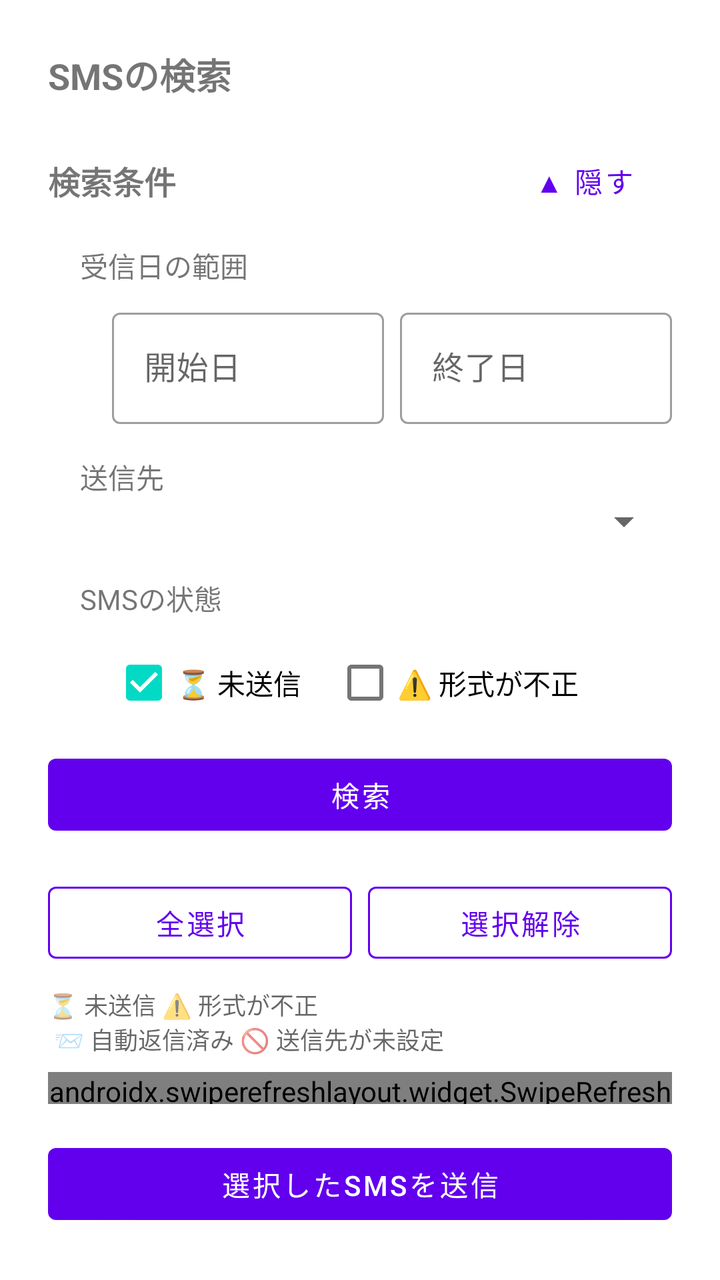
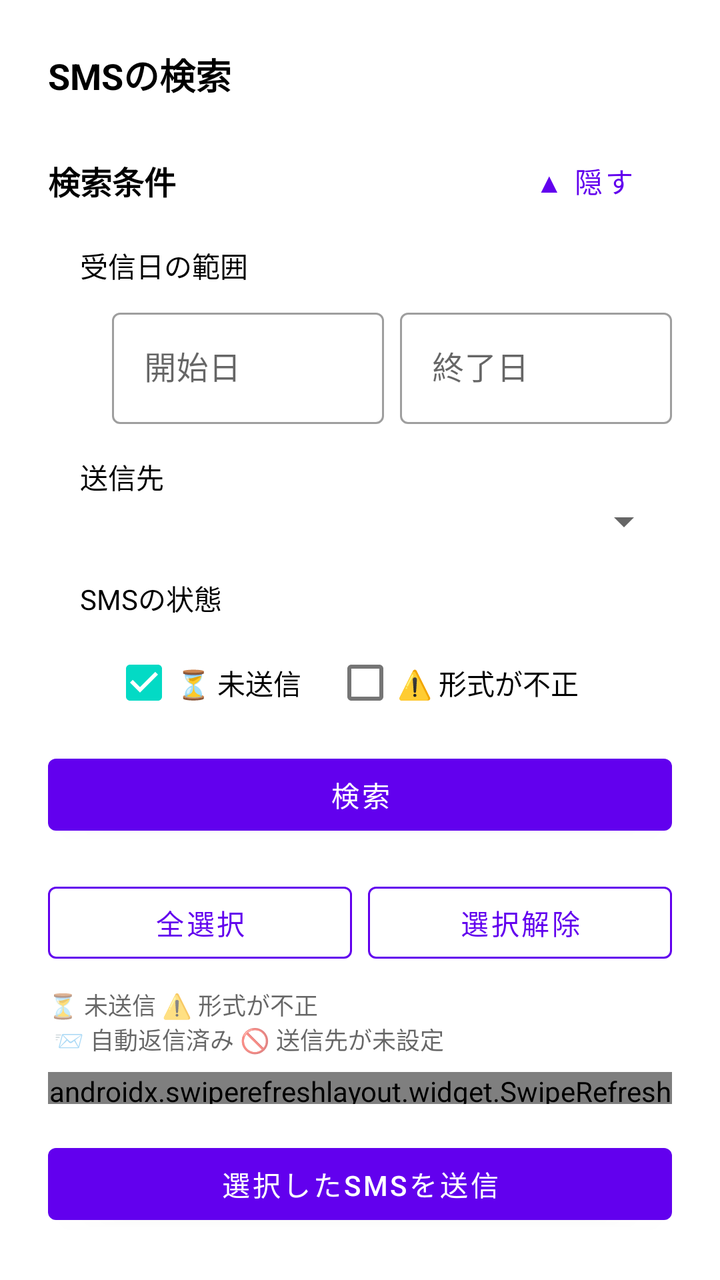

Screens rendered from an Android XML layout before and after an edit, with the pre-edit source and the edit as a unified diff.
<!-- AndroidManifest.xml: application theme Theme.SmsToKintone -->
<!-- res/layout/activity_sms_search.xml -->
<?xml version="1.0" encoding="utf-8"?>
<LinearLayout xmlns:android="http://schemas.android.com/apk/res/android"
    xmlns:app="http://schemas.android.com/apk/res-auto"
    android:layout_width="match_parent"
    android:layout_height="match_parent"
    android:orientation="vertical"
    android:padding="24dp">

    <TextView
        android:layout_width="wrap_content"
        android:layout_height="wrap_content"
        android:layout_marginBottom="16dp"
        android:text="@string/title_sms_search"
        android:textSize="18sp"
        android:textStyle="bold" />

    <LinearLayout
        android:id="@+id/layoutPermissionRequired"
        android:layout_width="match_parent"
        android:layout_height="wrap_content"
        android:layout_marginBottom="16dp"
        android:orientation="vertical"
        android:visibility="gone">

        <TextView
            android:layout_width="wrap_content"
            android:layout_height="wrap_content"
            android:layout_marginBottom="8dp"
            android:text="@string/label_sms_read_permission_required" />
    </LinearLayout>

    <LinearLayout
        android:id="@+id/layoutSearchForm"
        android:layout_width="match_parent"
        android:layout_height="0dp"
        android:layout_weight="1"
        android:orientation="vertical">

        <LinearLayout
            android:layout_width="match_parent"
            android:layout_height="wrap_content"
            android:layout_marginBottom="8dp"
            android:orientation="horizontal"
            android:gravity="center_vertical">

            <TextView
                android:layout_width="0dp"
                android:layout_height="wrap_content"
                android:layout_weight="1"
                android:text="@string/section_search_conditions"
                android:textSize="16sp"
                android:textStyle="bold" />

            <com.google.android.material.button.MaterialButton
                android:id="@+id/btnToggleSearchFilters"
                style="@style/Widget.MaterialComponents.Button.TextButton"
                android:layout_width="wrap_content"
                android:layout_height="wrap_content"
                android:text="@string/btn_hide_search_filters" />
        </LinearLayout>

        <LinearLayout
            android:id="@+id/llSearchFilters"
            android:layout_width="match_parent"
            android:layout_height="wrap_content"
            android:layout_marginStart="16dp"
            android:orientation="vertical">

            <TextView
                android:layout_width="wrap_content"
                android:layout_height="wrap_content"
                android:layout_marginBottom="8dp"
                android:text="@string/label_search_date_range" />

            <LinearLayout
                android:layout_width="match_parent"
                android:layout_height="wrap_content"
                android:layout_marginStart="16dp"
                android:orientation="horizontal">

                <com.google.android.material.textfield.TextInputLayout
                    android:layout_width="0dp"
                    android:layout_height="wrap_content"
                    android:layout_marginEnd="8dp"
                    android:layout_weight="1"
                    android:hint="@string/hint_date_from">

                    <com.google.android.material.textfield.TextInputEditText
                        android:id="@+id/etDateFrom"
                        android:layout_width="match_parent"
                        android:layout_height="wrap_content"
                        android:focusable="false"
                        android:inputType="none" />
                </com.google.android.material.textfield.TextInputLayout>

                <com.google.android.material.textfield.TextInputLayout
                    android:layout_width="0dp"
                    android:layout_height="wrap_content"
                    android:layout_weight="1"
                    android:hint="@string/hint_date_to">

                    <com.google.android.material.textfield.TextInputEditText
                        android:id="@+id/etDateTo"
                        android:layout_width="match_parent"
                        android:layout_height="wrap_content"
                        android:focusable="false"
                        android:inputType="none" />
                </com.google.android.material.textfield.TextInputLayout>
            </LinearLayout>

            <com.google.android.material.textfield.TextInputLayout
                android:layout_width="match_parent"
                android:layout_height="wrap_content"
                android:layout_marginTop="8dp"
                android:hint="@string/hint_body_filter"
                android:visibility="gone">

                <com.google.android.material.textfield.TextInputEditText
                    android:id="@+id/etBodyFilter"
                    android:layout_width="match_parent"
                    android:layout_height="wrap_content"
                    android:inputType="text" />
            </com.google.android.material.textfield.TextInputLayout>

            <TextView
                android:layout_width="wrap_content"
                android:layout_height="wrap_content"
                android:layout_marginTop="16dp"
                android:text="@string/label_profile_filter" />

            <LinearLayout
                android:layout_width="match_parent"
                android:layout_height="wrap_content"
                android:layout_marginStart="16dp"
                android:orientation="vertical">

                <Spinner
                    android:id="@+id/spProfileFilter"
                    android:layout_width="match_parent"
                    android:layout_height="wrap_content" />
            </LinearLayout>

            <TextView
                android:layout_width="wrap_content"
                android:layout_height="wrap_content"
                android:layout_marginTop="16dp"
                android:layout_marginBottom="8dp"
                android:text="@string/label_search_sms_status_filters" />

            <LinearLayout
                android:layout_width="match_parent"
                android:layout_height="wrap_content"
                android:layout_marginStart="16dp"
                android:orientation="horizontal"
                android:gravity="center_vertical">

                <CheckBox
                    android:id="@+id/cbUnsentOnly"
                    android:layout_width="wrap_content"
                    android:layout_height="wrap_content"
                    android:checked="true"
                    android:text="@string/cb_unsent_only" />

                <CheckBox
                    android:id="@+id/cbSplitFailedOnly"
                    android:layout_width="wrap_content"
                    android:layout_height="wrap_content"
                    android:layout_marginStart="16dp"
                    android:checked="false"
                    android:text="@string/cb_split_failed_only" />
            </LinearLayout>
        </LinearLayout>

        <com.google.android.material.button.MaterialButton
            android:id="@+id/btnSearchSms"
            android:layout_width="match_parent"
            android:layout_height="wrap_content"
            android:layout_marginTop="8dp"
            android:text="@string/btn_search_sms" />

        <LinearLayout
            android:layout_width="match_parent"
            android:layout_height="wrap_content"
            android:layout_marginTop="16dp"
            android:orientation="horizontal">

            <com.google.android.material.button.MaterialButton
                android:id="@+id/btnSelectAll"
                style="@style/AppButton.OutlinedButton"
                android:layout_width="0dp"
                android:layout_height="wrap_content"
                android:layout_marginEnd="8dp"
                android:layout_weight="1"
                android:text="@string/btn_select_all" />

            <com.google.android.material.button.MaterialButton
                android:id="@+id/btnDeselectAll"
                style="@style/AppButton.OutlinedButton"
                android:layout_width="0dp"
                android:layout_height="wrap_content"
                android:layout_weight="1"
                android:text="@string/btn_deselect_all" />
        </LinearLayout>

        <TextView
            android:layout_width="wrap_content"
            android:layout_height="wrap_content"
            android:layout_marginTop="8dp"
            android:text="@string/helper_sms_status_legend"
            android:textSize="12sp"
            android:textColor="?android:attr/textColorSecondary" />

        <TextView
            android:id="@+id/tvSmsListEmpty"
            android:layout_width="wrap_content"
            android:layout_height="wrap_content"
            android:layout_marginTop="16dp"
            android:text="@string/message_sms_search_empty"
            android:visibility="gone" />

        <androidx.swiperefreshlayout.widget.SwipeRefreshLayout
            android:id="@+id/swipeRefreshSmsList"
            android:layout_width="match_parent"
            android:layout_height="0dp"
            android:layout_marginTop="8dp"
            android:layout_weight="1">

            <ScrollView
                android:id="@+id/svSmsList"
                android:layout_width="match_parent"
                android:layout_height="match_parent">

                <LinearLayout
                    android:id="@+id/llSmsListContainer"
                    android:layout_width="match_parent"
                    android:layout_height="wrap_content"
                    android:orientation="vertical" />
            </ScrollView>
        </androidx.swiperefreshlayout.widget.SwipeRefreshLayout>

        <com.google.android.material.button.MaterialButton
            android:id="@+id/btnSendSelected"
            android:layout_width="match_parent"
            android:layout_height="wrap_content"
            android:layout_marginTop="16dp"
            android:text="@string/btn_send_selected" />

    </LinearLayout>

</LinearLayout>
<!-- resources referenced by this layout -->
<resources>
  <string name="btn_deselect_all">選択解除</string>
  <string name="btn_hide_search_filters">▲ 隠す</string>
  <string name="btn_search_sms">検索</string>
  <string name="btn_select_all">全選択</string>
  <string name="btn_send_selected">選択したSMSを送信</string>
  <string name="cb_split_failed_only">⚠️ 形式が不正</string>
  <string name="cb_unsent_only">⏳ 未送信</string>
  <string name="helper_sms_status_legend">⏳ 未送信　⚠️ 形式が不正\n　📨 自動返信済み　🚫 送信先が未設定</string>
  <string name="hint_body_filter">本文に含む文字列</string>
  <string name="hint_date_from">開始日</string>
  <string name="hint_date_to">終了日</string>
  <string name="label_profile_filter">送信先</string>
  <string name="label_search_date_range">受信日の範囲</string>
  <string name="label_search_sms_status_filters">SMSの状態</string>
  <string name="label_sms_read_permission_required">アプリ設定画面の「端末の許可」の「SMSの読み取り」を許可してください</string>
  <string name="message_sms_search_empty">該当するSMSがありません</string>
  <string name="section_search_conditions">検索条件</string>
  <string name="title_sms_search">SMSの検索</string>
  <style name="AppButton.OutlinedButton" parent="Widget.MaterialComponents.Button.OutlinedButton">
          <item name="strokeColor">?attr/colorPrimary</item>
      </style>
  <style name="Theme.SmsToKintone" parent="Theme.MaterialComponents.DayNight.NoActionBar">
          <item name="colorPrimary">@color/purple_500</item>
          <item name="colorPrimaryVariant">@color/purple_700</item>
          <item name="colorOnPrimary">@color/white</item>
          <item name="colorSecondary">@color/teal_200</item>
          <item name="colorSecondaryVariant">@color/teal_700</item>
          <item name="colorOnSecondary">@color/black</item>
          <item name="textInputStyle">@style/Widget.MaterialComponents.TextInputLayout.OutlinedBox</item>
      </style>
  <color name="purple_500">#6200EE</color>
  <color name="purple_700">#3700B3</color>
  <color name="white">#FFFFFFFF</color>
  <color name="teal_200">#03DAC5</color>
  <color name="teal_700">#018786</color>
  <color name="black">#FF000000</color>
</resources>

<!-- the commit's change to res/layout/activity_sms_search.xml (unified diff, before → after) -->
@@ -12,7 +12,8 @@
         android:layout_marginBottom="16dp"
         android:text="@string/title_sms_search"
         android:textSize="18sp"
-        android:textStyle="bold" />
+        android:textStyle="bold"
+        android:textColor="?attr/colorOnSurface" />
 
     <LinearLayout
         android:id="@+id/layoutPermissionRequired"
@@ -26,7 +27,8 @@
             android:layout_width="wrap_content"
             android:layout_height="wrap_content"
             android:layout_marginBottom="8dp"
-            android:text="@string/label_sms_read_permission_required" />
+            android:text="@string/label_sms_read_permission_required"
+            android:textColor="?attr/colorOnSurface" />
     </LinearLayout>
 
     <LinearLayout
@@ -49,7 +51,8 @@
                 android:layout_weight="1"
                 android:text="@string/section_search_conditions"
                 android:textSize="16sp"
-                android:textStyle="bold" />
+                android:textStyle="bold"
+                android:textColor="?attr/colorOnSurface" />
 
             <com.google.android.material.button.MaterialButton
                 android:id="@+id/btnToggleSearchFilters"
@@ -70,7 +73,8 @@
                 android:layout_width="wrap_content"
                 android:layout_height="wrap_content"
                 android:layout_marginBottom="8dp"
-                android:text="@string/label_search_date_range" />
+                android:text="@string/label_search_date_range"
+                android:textColor="?attr/colorOnSurface" />
 
             <LinearLayout
                 android:layout_width="match_parent"
@@ -126,7 +130,8 @@
                 android:layout_width="wrap_content"
                 android:layout_height="wrap_content"
                 android:layout_marginTop="16dp"
-                android:text="@string/label_profile_filter" />
+                android:text="@string/label_profile_filter"
+                android:textColor="?attr/colorOnSurface" />
 
             <LinearLayout
                 android:layout_width="match_parent"
@@ -145,7 +150,8 @@
                 android:layout_height="wrap_content"
                 android:layout_marginTop="16dp"
                 android:layout_marginBottom="8dp"
-                android:text="@string/label_search_sms_status_filters" />
+                android:text="@string/label_search_sms_status_filters"
+                android:textColor="?attr/colorOnSurface" />
 
             <LinearLayout
                 android:layout_width="match_parent"
@@ -216,6 +222,7 @@
             android:layout_height="wrap_content"
             android:layout_marginTop="16dp"
             android:text="@string/message_sms_search_empty"
+            android:textColor="?attr/colorOnSurface"
             android:visibility="gone" />
 
         <androidx.swiperefreshlayout.widget.SwipeRefreshLayout
<!-- resource entries referenced after the edit -->
@@ -29,6 +29,7 @@
           <item name="colorSecondaryVariant">@color/teal_700</item>
           <item name="colorOnSecondary">@color/black</item>
           <item name="textInputStyle">@style/Widget.MaterialComponents.TextInputLayout.OutlinedBox</item>
+          <item name="android:textColorPrimary">?attr/colorOnSurface</item>
       </style>
   <color name="purple_500">#6200EE</color>
   <color name="purple_700">#3700B3</color>
